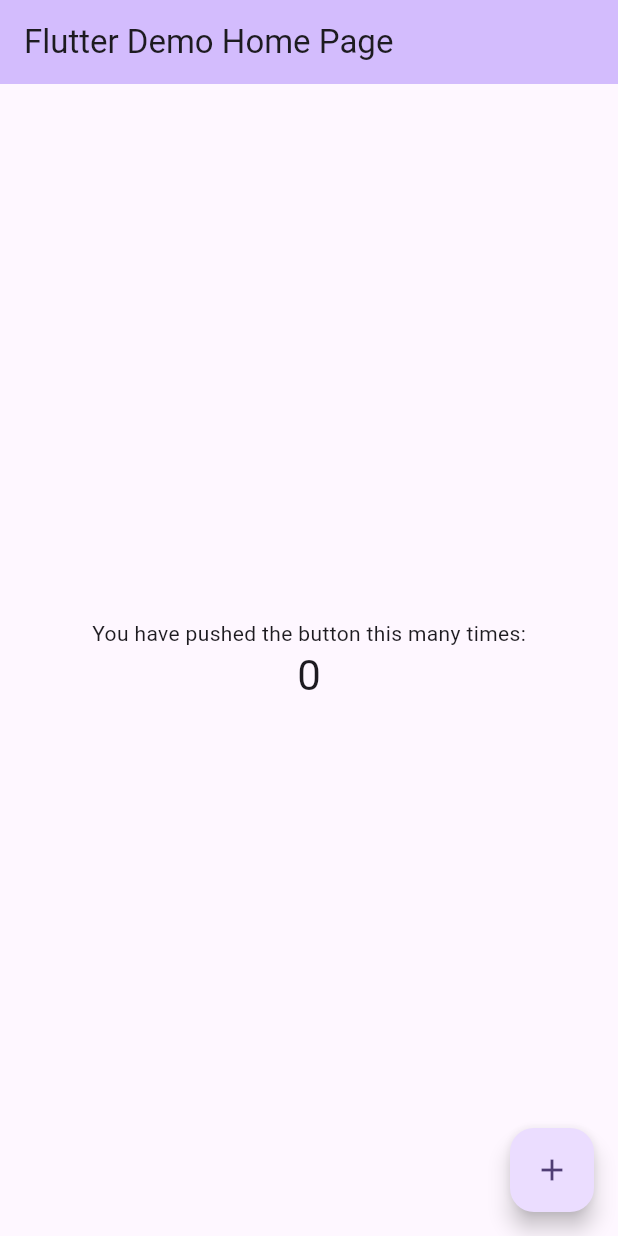
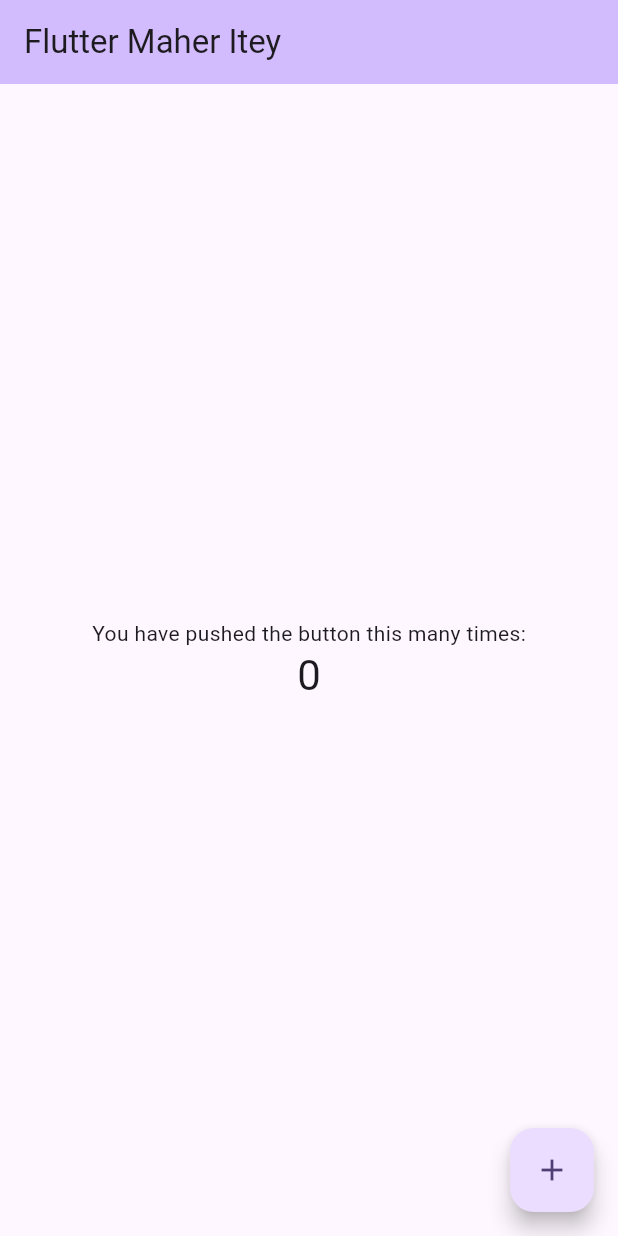
Before and after one commit to afiqamrii/learn_buddy_project, a Flutter app: the screen it shows after launch, on a phone screen of 412 x 824 dp. Run offline on Flutter 3.47's test engine with Material 3 defaults, Android fonts, the phone set to English and light mode, and no system bars.

Commit message:
Ejas Something

```diff
--- a/lib/main.dart
+++ b/lib/main.dart
@@ -31,7 +31,7 @@ class MyApp extends StatelessWidget {
         colorScheme: ColorScheme.fromSeed(seedColor: Colors.deepPurple),
         useMaterial3: true,
       ),
-      home: const MyHomePage(title: 'Flutter Demo Home Page'),
+      home: const MyHomePage(title: 'Flutter Maher Itey'),
     );
   }
 }
```
